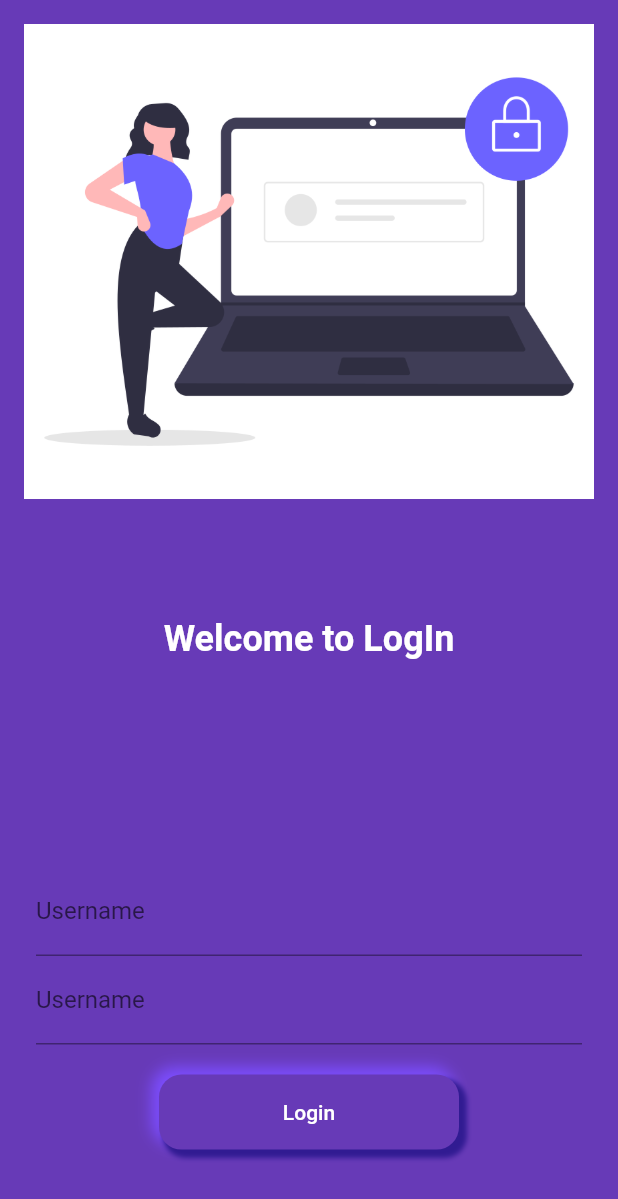
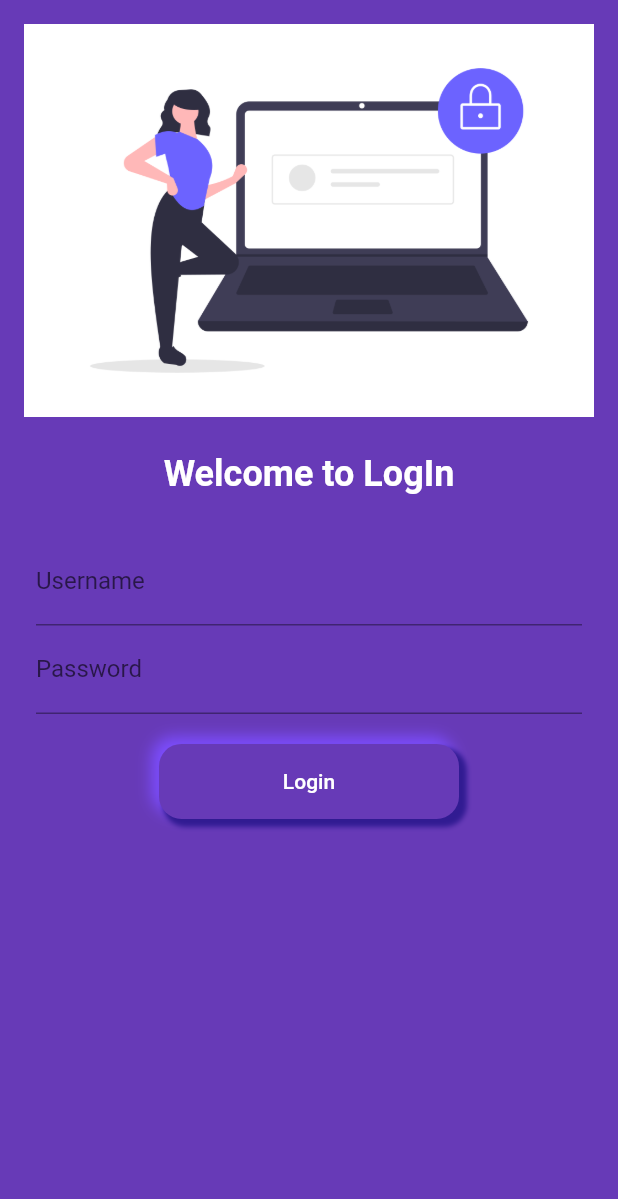
Before and after one commit to krishnas888/testflutter, a Flutter app: the screen it shows after launch, on a phone screen of 412 x 824 dp. Shown: the top 1199 px of the screen. Run offline on Flutter 3.47's test engine with Material 2 defaults, Android fonts, the phone set to English and light mode, and no system bars.

Commit message:
fix text

```diff
--- a/lib/screen/login_page.dart
+++ b/lib/screen/login_page.dart
@@ -13,32 +13,22 @@ class LoginPage extends StatelessWidget {
           padding: const EdgeInsets.all(16),
           child: Column(
             children: [
-              Expanded(
-                  flex: 4,
-                  child: Image.asset("assets/images/login.png",
-                      fit: BoxFit.cover)),
-              const Expanded(
-                  flex: 1,
-                  child: SizedBox(
+              Image.asset("assets/images/login.png",
+                  fit: BoxFit.cover),
+              SizedBox(
                 height: 24,
-                  )),
-              const Expanded(
-                  flex: 1,
-                  child: Text(
+              ),
+              Text(
                 "Welcome to LogIn",
                 style: TextStyle(
                     color: Colors.white,
                     fontSize: 24,
                     fontWeight: FontWeight.bold),
-                  )),
-              const Expanded(
-                  flex: 1,
-                  child: SizedBox(
+              ),
+              SizedBox(
                 height: 20,
-                  )),
-              Expanded(
-                flex: 3,
-                child: Padding(
+              ),
+              Padding(
                 padding: const EdgeInsets.all(8.0),
                 child: Column(
                   children: [
@@ -48,7 +38,7 @@ class LoginPage extends StatelessWidget {
                     ),
                     TextFormField(
                       decoration: const InputDecoration(
-                            hintText: "Enter username", labelText: "Username"),
+                          hintText: "Enter password", labelText: "Password"),
                     ),
                     const SizedBox(
                       height: 20,
@@ -85,10 +75,9 @@ class LoginPage extends StatelessWidget {
                   ],
                 ),
               ),
-              ),
             ],
           ),
-        )),
+        ),),
       ),
     );
   }
```
Lines whose indentation alone changed are shown as unchanged.
